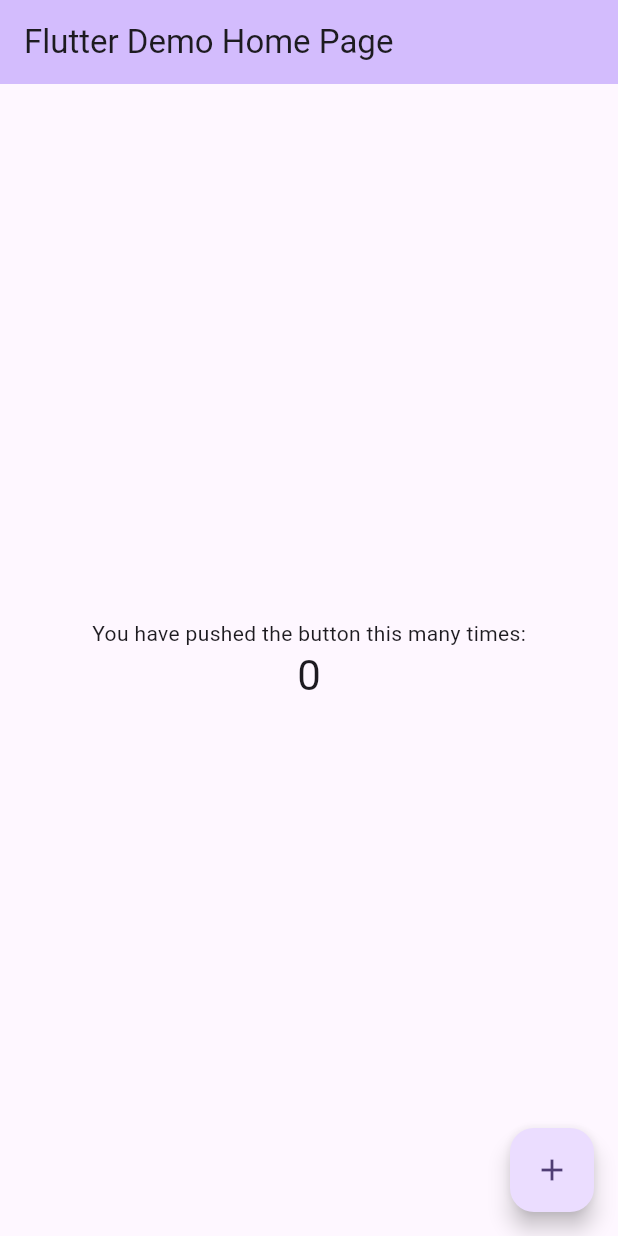
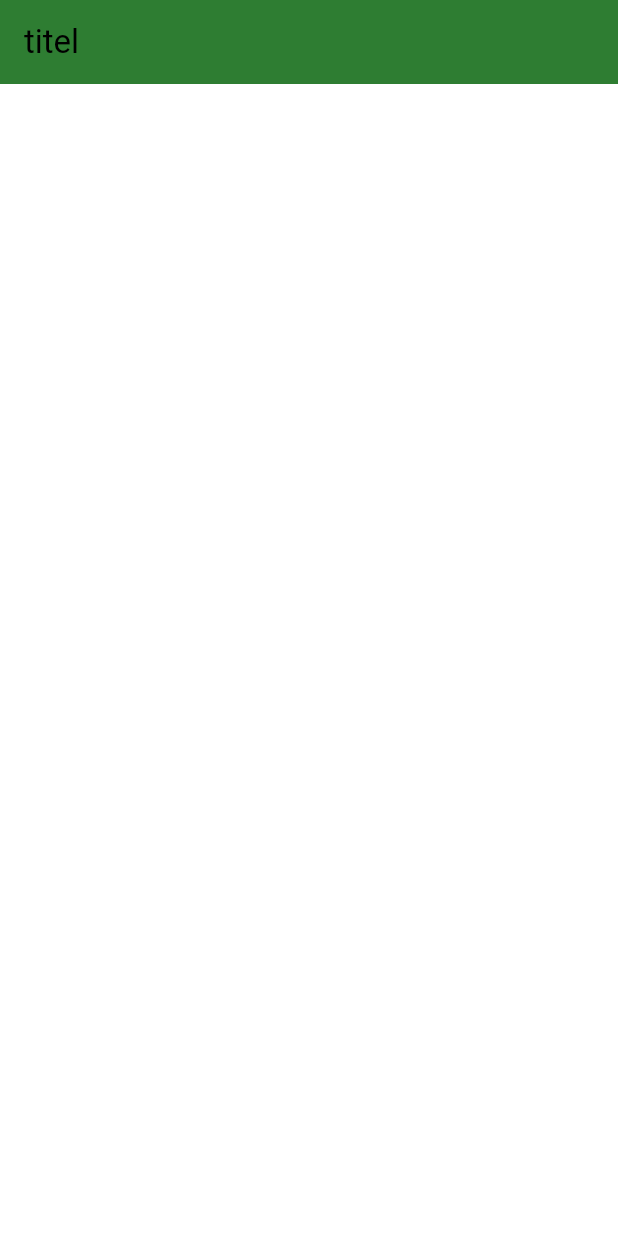
Before and after one commit to gu-tig333-ht25/grupp-4, a Flutter app: the screen it shows after launch, on a phone screen of 412 x 824 dp. Run offline on Flutter 3.47's test engine with Material 3 defaults, Android fonts, the phone set to English and light mode, and no system bars; our stand-ins replace flex_color_scheme.

Commit message:
Fixa färgtema

```diff
--- a/lib/main.dart
+++ b/lib/main.dart
@@ -1,4 +1,5 @@
 import 'package:flutter/material.dart';
+import 'package:flex_color_scheme/flex_color_scheme.dart';
 
 void main() {
   runApp(MyApp());
@@ -7,117 +8,37 @@ void main() {
 class MyApp extends StatelessWidget {
   MyApp({super.key});
 
-  // This widget is the root of your application.
   @override
   Widget build(BuildContext context) {
     return MaterialApp(
       title: 'Flutter Demo',
-      theme: ThemeData(
-        // This is the theme of your application.
-        //
-        // TRY THIS: Try running your application with "flutter run". You'll see
-        // the application has a purple toolbar. Then, without quitting the app,
-        // try changing the seedColor in the colorScheme below to Colors.green
-        // and then invoke "hot reload" (save your changes or press the "hot
-        // reload" button in a Flutter-supported IDE, or press "r" if you used
-        // the command line to start the app).
-        //
-        // Notice that the counter didn't reset back to zero; the application
-        // state is not lost during the reload. To reset the state, use hot
-        // restart instead.
-        //
-        // This works for code too, not just values: Most code changes can be
-        // tested with just a hot reload.
-        colorScheme: ColorScheme.fromSeed(seedColor: Colors.deepPurple),
-        useMaterial3: true,
+      theme: FlexThemeData.light(
+        colors: const FlexSchemeColor(
+          primary: Color(0xff2e7d32),
+          primaryContainer: Color(0xffa5d6a7),
+          secondary: Color(0xff00695c),
+          secondaryContainer: Color(0xff7dcec4),
+          tertiary: Color(0xff004d40),
+          tertiaryContainer: Color(0xff59b1a1),
+          appBarColor: Color(0xff7dcec4),
+          error: Color(0xffb00020),
+        ),
       ),
-      home: MyHomePage(title: 'Flutter Demo Home Page'),
+      home: MyHomePage(),
     );
   }
 }
 
-class MyHomePage extends StatefulWidget {
-  MyHomePage({super.key, required this.title});
-
-  // This widget is the home page of your application. It is stateful, meaning
-  // that it has a State object (defined below) that contains fields that affect
-  // how it looks.
-
-  // This class is the configuration for the state. It holds the values (in this
-  // case the title) provided by the parent (in this case the App widget) and
-  // used by the build method of the State. Fields in a Widget subclass are
-  // always marked "final".
-
-  final String title;
-
-  @override
-  State<MyHomePage> createState() => _MyHomePageState();
-}
-
-class _MyHomePageState extends State<MyHomePage> {
-  int _counter = 0;
-
-  void _incrementCounter() {
-    setState(() {
-      // This call to setState tells the Flutter framework that something has
-      // changed in this State, which causes it to rerun the build method below
-      // so that the display can reflect the updated values. If we changed
-      // _counter without calling setState(), then the build method would not be
-      // called again, and so nothing would appear to happen.
-      _counter++;
-    });
-  }
+class MyHomePage extends StatelessWidget {
+  MyHomePage({super.key});
 
   @override
   Widget build(BuildContext context) {
-    // This method is rerun every time setState is called, for instance as done
-    // by the _incrementCounter method above.
-    //
-    // The Flutter framework has been optimized to make rerunning build methods
-    // fast, so that you can just rebuild anything that needs updating rather
-    // than having to individually change instances of widgets.
     return Scaffold(
       appBar: AppBar(
-        // TRY THIS: Try changing the color here to a specific color (to
-        // Colors.amber, perhaps?) and trigger a hot reload to see the AppBar
-        // change color while the other colors stay the same.
-        backgroundColor: Theme.of(context).colorScheme.inversePrimary,
-        // Here we take the value from the MyHomePage object that was created by
-        // the App.build method, and use it to set our appbar title.
-        title: Text(widget.title),
+        backgroundColor: Theme.of(context).colorScheme.primary,
+        title: Text("titel"),
       ),
-      body: Center(
-        // Center is a layout widget. It takes a single child and positions it
-        // in the middle of the parent.
-        child: Column(
-          // Column is also a layout widget. It takes a list of children and
-          // arranges them vertically. By default, it sizes itself to fit its
-          // children horizontally, and tries to be as tall as its parent.
-          //
-          // Column has various properties to control how it sizes itself and
-          // how it positions its children. Here we use mainAxisAlignment to
-          // center the children vertically; the main axis here is the vertical
-          // axis because Columns are vertical (the cross axis would be
-          // horizontal).
-          //
-          // TRY THIS: Invoke "debug painting" (choose the "Toggle Debug Paint"
-          // action in the IDE, or press "p" in the console), to see the
-          // wireframe for each widget.
-          mainAxisAlignment: MainAxisAlignment.center,
-          children: <Widget>[
-            Text('You have pushed the button this many times:'),
-            Text(
-              '$_counter',
-              style: Theme.of(context).textTheme.headlineMedium,
-            ),
-          ],
-        ),
-      ),
-      floatingActionButton: FloatingActionButton(
-        onPressed: _incrementCounter,
-        tooltip: 'Increment',
-        child: Icon(Icons.add),
-      ), // This trailing comma makes auto-formatting nicer for build methods.
     );
   }
 }
--- a/pubspec.yaml
+++ b/pubspec.yaml
@@ -30,6 +30,8 @@ environment:
 dependencies:
   flutter:
     sdk: flutter
+
+  flex_color_scheme: ^8.0.0
 
   # The following adds the Cupertino Icons font to your application.
   # Use with the CupertinoIcons class for iOS style icons.
```
Also changed, not shown: pubspec.lock.
